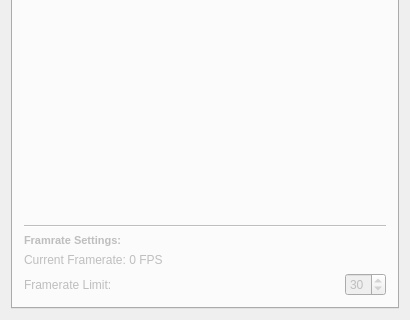
Old version of the form Plugins/org.mitk.gui.qt.ultrasound/src/internal/UltrasoundSupportControls.ui in the repository MITK/MITK; both pictures show x 0 to 410 and y 141 to 461 of the 410 by 461 pixel window.
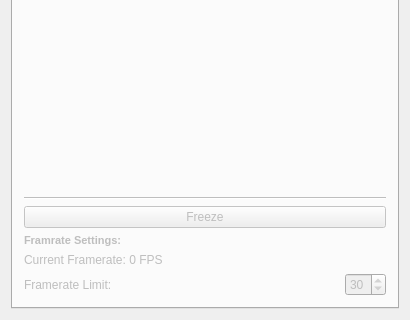
New version of the form. The open tabs and pages were chosen to show the change. Custom widgets are drawn as their Qt base class.

Commit message: Added freeze functionality for ultrasound devices.

```diff
--- a/Plugins/org.mitk.gui.qt.ultrasound/src/internal/UltrasoundSupportControls.ui
+++ b/Plugins/org.mitk.gui.qt.ultrasound/src/internal/UltrasoundSupportControls.ui
@@ -184,6 +184,13 @@
          </property>
         </widget>
        </item>
+       <item>
+        <widget class="QPushButton" name="m_FreezeButton">
+         <property name="text">
+          <string>Freeze</string>
+         </property>
+        </widget>
+       </item>
        <item>
         <widget class="QLabel" name="label_3">
          <property name="text">
```
The commit also changes 8 other files.
